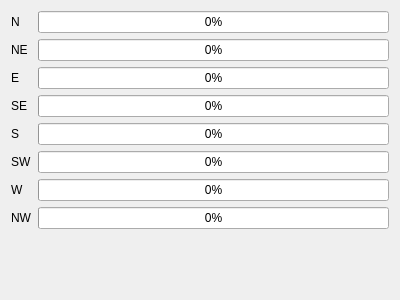
Before: the Qt Designer form dialogcomp.ui in Navi-Dals/Compass, drawn with Qt 5.
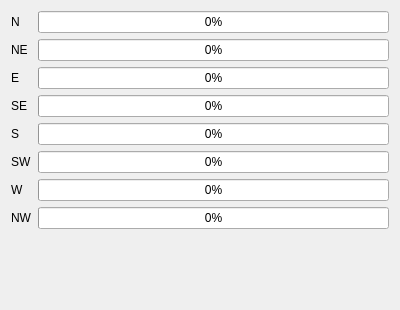
After: the same form once the commit is applied.

```diff
--- a/dialogcomp.ui
+++ b/dialogcomp.ui
@@ -7,13 +7,16 @@
     <x>0</x>
     <y>0</y>
     <width>400</width>
-    <height>300</height>
+    <height>310</height>
    </rect>
   </property>
   <property name="windowTitle">
    <string>Dialog</string>
   </property>
   <layout class="QFormLayout" name="formLayout">
+   <property name="fieldGrowthPolicy">
+    <enum>QFormLayout::AllNonFixedFieldsGrow</enum>
+   </property>
    <item row="0" column="0">
     <widget class="QLabel" name="label">
      <property name="text">
```
Left out of the diff: 7 changed lines with no effect on the pictures.
